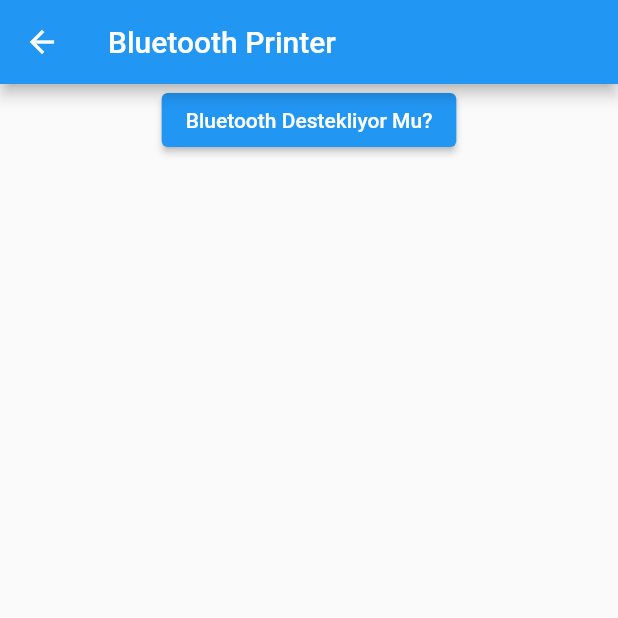
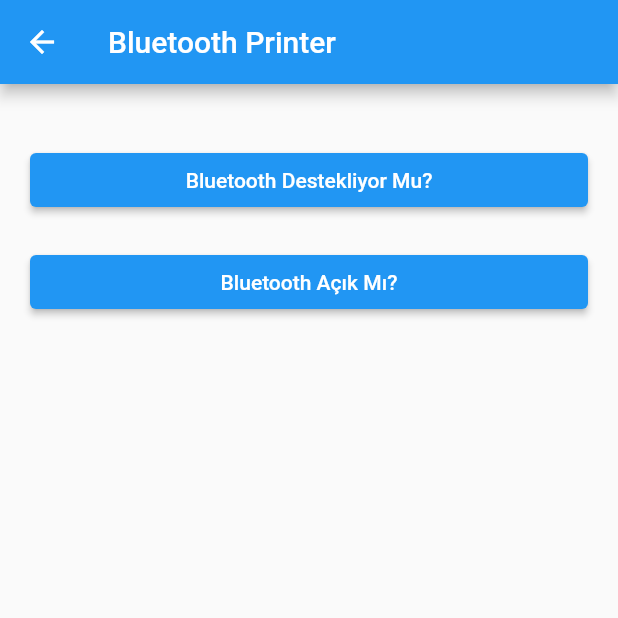
Before and after one commit to ecdundar/nativebridgetest, a Flutter app: the screen it shows after launch, after a tap on "Bluetooth Destekliyor Mu?", on a phone screen of 412 x 824 dp, the top half of it. Run offline on Flutter 3.47's test engine with Material 2 defaults, Android fonts, the phone set to English and light mode, and no system bars; our stand-ins replace flutter_easyloading; missing offline and left inert: web_browser.

Commit message:
Bluetooth Açık Mı

```diff
--- a/lib/screens/PrinterScreen.dart
+++ b/lib/screens/PrinterScreen.dart
@@ -1,5 +1,6 @@
 import 'package:flutter/material.dart';
 import 'package:flutter/services.dart';
+import 'package:flutter_easyloading/flutter_easyloading.dart';
 
 class PrinterScreen extends StatefulWidget {
   const PrinterScreen({super.key});
@@ -12,11 +13,35 @@ class _PrinterScreenState extends State<PrinterScreen> {
   //Channel ismi native tarafla aynı olmalı
   static const platformMethod = MethodChannel("flutter.burulas/battery");
   bool isBluetoothAvailable = false;
+  bool isBluetoothOpen = false;
 
   void checkBluetooth() async {
     try {
       final bool result = await platformMethod.invokeMethod("checkBluetooth");
       isBluetoothAvailable = result;
+
+      if (isBluetoothAvailable) {
+        EasyLoading.showSuccess("Bluetooth destekleniyor");
+      } else {
+        EasyLoading.showError("Bluetooth desteklenmiyor");
+      }
+    } on PlatformException catch (e) {
+      isBluetoothAvailable = false;
+    }
+    setState(() {});
+  }
+
+  void getBluetoothIsOpen() async {
+    try {
+      final bool result =
+          await platformMethod.invokeMethod("getBluetoothIsOpen");
+      isBluetoothOpen = result;
+
+      if (isBluetoothOpen) {
+        EasyLoading.showSuccess("Bluetooth AÇIK");
+      } else {
+        EasyLoading.showError("Bluetooth KAPALI");
+      }
     } on PlatformException catch (e) {
       isBluetoothAvailable = false;
     }
@@ -27,16 +52,26 @@ class _PrinterScreenState extends State<PrinterScreen> {
   Widget build(BuildContext context) {
     return Scaffold(
         appBar: AppBar(title: const Text('Bluetooth Printer')),
-        body: Center(
+        body: Container(
+            padding: const EdgeInsets.all(20.0),
+            child: Center(
               child: Column(
+                crossAxisAlignment: CrossAxisAlignment.stretch,
                 children: [
+                  const SizedBox(height: 20),
                   ElevatedButton(
                       onPressed: () {
                         checkBluetooth();
                       },
                       child: const Text('Bluetooth Destekliyor Mu?')),
+                  const SizedBox(height: 20),
+                  ElevatedButton(
+                      onPressed: () {
+                        getBluetoothIsOpen();
+                      },
+                      child: const Text('Bluetooth Açık Mı?')),
                 ],
               ),
-        ));
+            )));
   }
 }
```
Also changed, not shown: 2 other files. Lines whose indentation alone changed are shown as unchanged.
